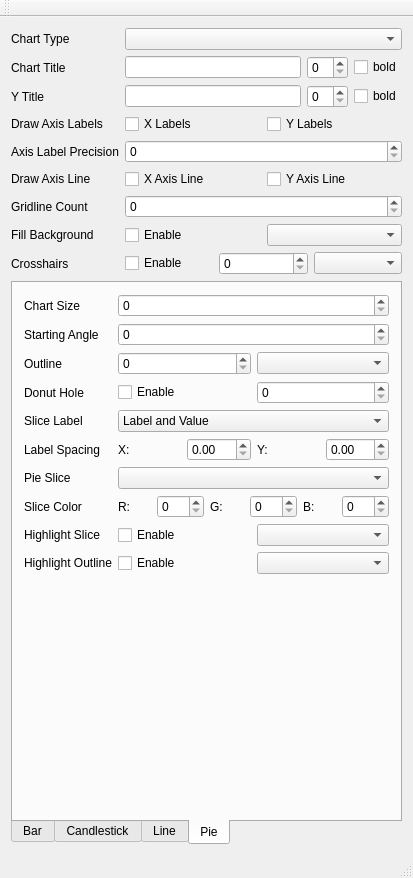
Above: chartexamples/mainwindow.ui from presstab/psscharts before the change. Below: the same form after it.
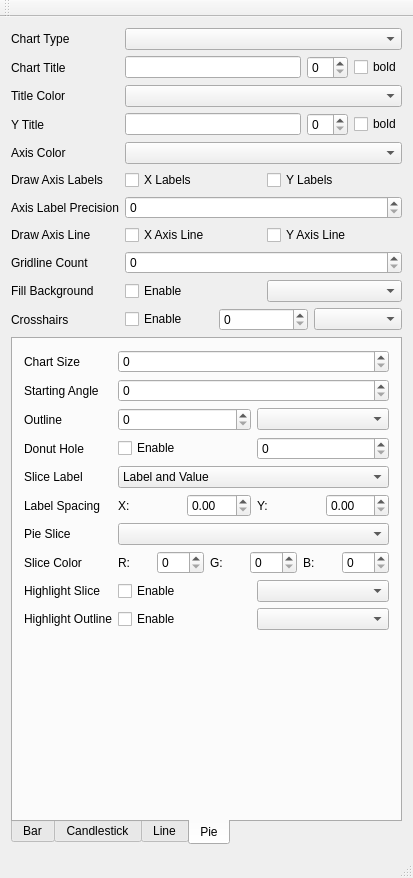
That is the form after the change.

```diff
--- a/chartexamples/mainwindow.ui
+++ b/chartexamples/mainwindow.ui
@@ -56,15 +56,15 @@
           </item>
          </layout>
         </item>
-        <item row="2" column="0">
-         <widget class="QLabel" name="label_2">
+        <item row="3" column="0">
+         <widget class="QLabel" name="labelYTitle">
           <property name="text">
            <string>Y Title</string>
           </property>
          </widget>
         </item>
-        <item row="2" column="1">
-         <layout class="QHBoxLayout" name="horizontalLayout_7">
+        <item row="3" column="1">
+         <layout class="QHBoxLayout" name="horizontalLayoutYTitle">
           <item>
            <widget class="QLineEdit" name="lineeditYTitle"/>
           </item>
@@ -80,15 +80,15 @@
           </item>
          </layout>
         </item>
-        <item row="3" column="0">
-         <widget class="QLabel" name="label_3">
+        <item row="5" column="0">
+         <widget class="QLabel" name="labelDrawAxisLabels">
           <property name="text">
            <string>Draw Axis Labels</string>
           </property>
          </widget>
         </item>
-        <item row="3" column="1">
-         <layout class="QHBoxLayout" name="horizontalLayout_2">
+        <item row="5" column="1">
+         <layout class="QHBoxLayout" name="horizontalLayoutAxisLabels">
           <item>
            <widget class="QCheckBox" name="checkboxDrawXTitle">
             <property name="text">
@@ -105,25 +105,25 @@
           </item>
          </layout>
         </item>
-        <item row="4" column="0">
+        <item row="6" column="0">
          <widget class="QLabel" name="label_10">
           <property name="text">
            <string>Axis Label Precision</string>
           </property>
          </widget>
         </item>
-        <item row="4" column="1">
+        <item row="6" column="1">
          <widget class="QSpinBox" name="spinboxYLabelPrecision"/>
         </item>
-        <item row="5" column="0">
-         <widget class="QLabel" name="label_4">
+        <item row="7" column="0">
+         <widget class="QLabel" name="labelDrawAxisLine">
           <property name="text">
            <string>Draw Axis Line</string>
           </property>
          </widget>
         </item>
-        <item row="5" column="1">
-         <layout class="QHBoxLayout" name="horizontalLayout_3">
+        <item row="7" column="1">
+         <layout class="QHBoxLayout" name="horizontalLayoutDrawAxisLine">
           <item>
            <widget class="QCheckBox" name="checkboxDrawXAxisLine">
             <property name="text">
@@ -140,24 +140,24 @@
           </item>
          </layout>
         </item>
-        <item row="6" column="0">
-         <widget class="QLabel" name="label_7">
+        <item row="8" column="0">
+         <widget class="QLabel" name="labelGridlineCount">
           <property name="text">
            <string>Gridline Count</string>
           </property>
          </widget>
         </item>
-        <item row="6" column="1">
+        <item row="8" column="1">
          <widget class="QSpinBox" name="spinboxGridlines"/>
         </item>
-        <item row="7" column="0">
+        <item row="9" column="0">
          <widget class="QLabel" name="label_9">
           <property name="text">
            <string>Fill Background</string>
           </property>
          </widget>
         </item>
-        <item row="7" column="1">
+        <item row="9" column="1">
          <layout class="QHBoxLayout" name="horizontalLayout_5">
           <item>
            <widget class="QCheckBox" name="checkboxFillBackground">
@@ -171,14 +171,14 @@
           </item>
          </layout>
         </item>
-        <item row="8" column="0">
+        <item row="10" column="0">
          <widget class="QLabel" name="label_11">
           <property name="text">
            <string>Crosshairs</string>
           </property>
          </widget>
         </item>
-        <item row="8" column="1">
+        <item row="10" column="1">
          <layout class="QHBoxLayout" name="horizontalLayout_8">
           <item>
            <widget class="QCheckBox" name="checkboxCrosshairs">
@@ -195,7 +195,7 @@
           </item>
          </layout>
         </item>
-        <item row="9" column="0" colspan="2">
+        <item row="11" column="0" colspan="2">
          <widget class="QTabWidget" name="tabWidget">
           <property name="tabPosition">
            <enum>QTabWidget::South</enum>
@@ -773,6 +773,26 @@
           </widget>
          </widget>
         </item>
+        <item row="2" column="0">
+         <widget class="QLabel" name="label_2">
+          <property name="text">
+           <string>Title Color</string>
+          </property>
+         </widget>
+        </item>
+        <item row="2" column="1">
+         <widget class="QComboBox" name="comboboxChartTitleColor"/>
+        </item>
+        <item row="4" column="0">
+         <widget class="QLabel" name="label_3">
+          <property name="text">
+           <string>Axis Color</string>
+          </property>
+         </widget>
+        </item>
+        <item row="4" column="1">
+         <widget class="QComboBox" name="comboboxYTitleColor"/>
+        </item>
        </layout>
       </item>
      </layout>
```
Left out of the diff: 2 changed lines with no effect on the pictures.
